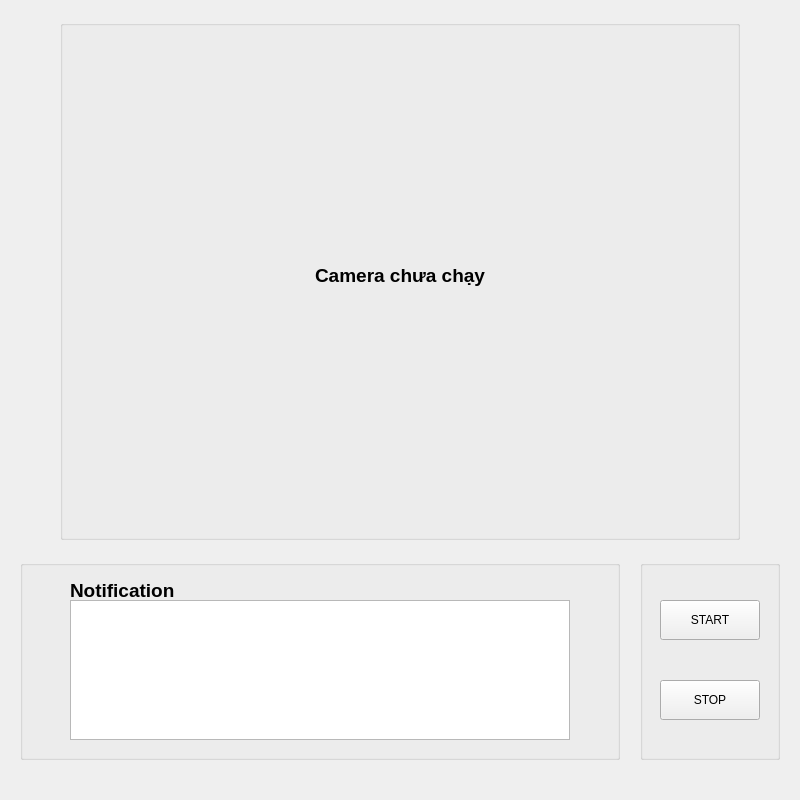
Before: the Qt Designer form UI/mainui.ui in truongvu1866/Tu_duy_cong_nghe, drawn with Qt 5.
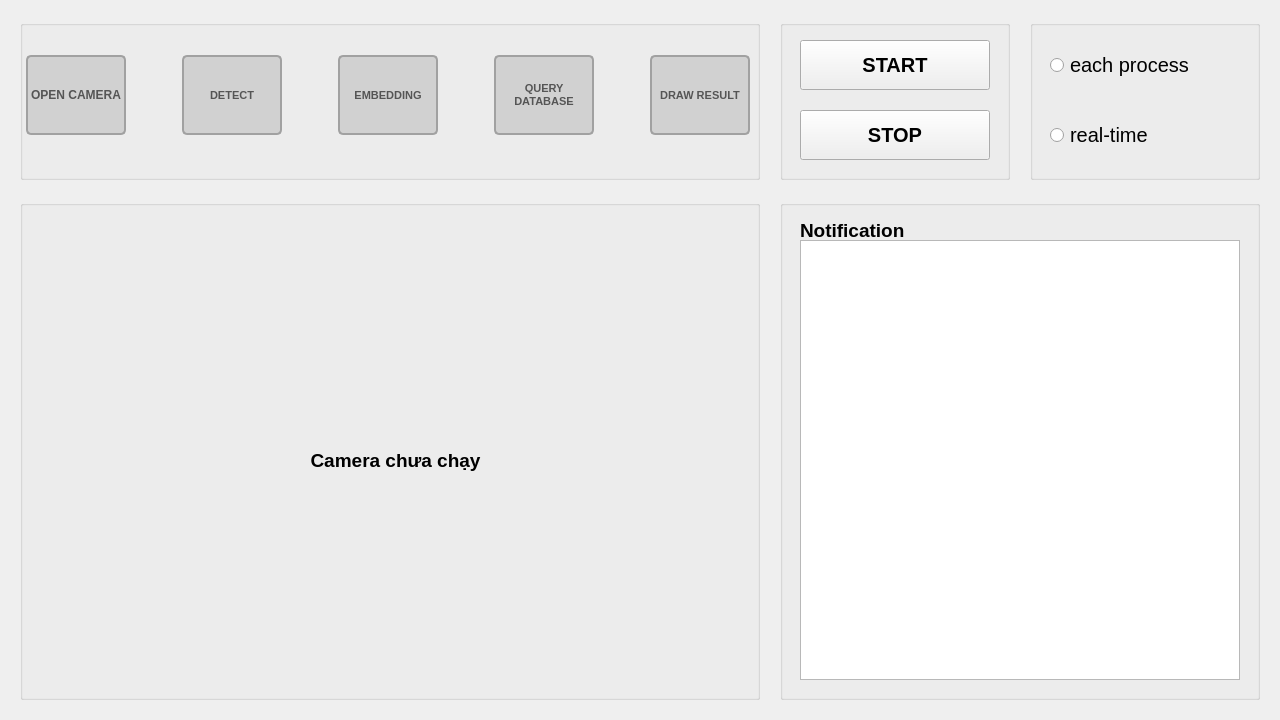
After: the same form once the commit is applied.

```diff
--- a/UI/mainui.ui
+++ b/UI/mainui.ui
@@ -9,14 +9,14 @@
    <rect>
     <x>0</x>
     <y>0</y>
-    <width>800</width>
-    <height>800</height>
+    <width>1280</width>
+    <height>720</height>
    </rect>
   </property>
   <property name="maximumSize">
    <size>
-    <width>800</width>
-    <height>800</height>
+    <width>1280</width>
+    <height>720</height>
    </size>
   </property>
   <property name="windowTitle">
@@ -25,16 +25,16 @@
   <widget class="QGroupBox" name="notegroup">
    <property name="geometry">
     <rect>
-     <x>20</x>
-     <y>560</y>
-     <width>600</width>
-     <height>200</height>
+     <x>780</x>
+     <y>200</y>
+     <width>480</width>
+     <height>500</height>
     </rect>
    </property>
    <property name="maximumSize">
     <size>
-     <width>600</width>
-     <height>200</height>
+     <width>480</width>
+     <height>500</height>
     </size>
    </property>
    <property name="title">
@@ -43,7 +43,7 @@
    <widget class="QLabel" name="Notelable">
     <property name="geometry">
      <rect>
-      <x>50</x>
+      <x>20</x>
       <y>20</y>
       <width>200</width>
       <height>20</height>
@@ -63,16 +63,16 @@
    <widget class="QTextBrowser" name="Notext">
     <property name="geometry">
      <rect>
-      <x>50</x>
+      <x>20</x>
       <y>40</y>
-      <width>500</width>
-      <height>140</height>
+      <width>440</width>
+      <height>440</height>
      </rect>
     </property>
     <property name="maximumSize">
      <size>
       <width>500</width>
-      <height>200</height>
+      <height>1000</height>
      </size>
     </property>
    </widget>
@@ -80,58 +80,67 @@
   <widget class="QGroupBox" name="Cameragroup">
    <property name="geometry">
     <rect>
-     <x>60</x>
-     <y>20</y>
-     <width>680</width>
-     <height>520</height>
+     <x>20</x>
+     <y>200</y>
+     <width>740</width>
+     <height>500</height>
     </rect>
    </property>
    <property name="maximumSize">
     <size>
-     <width>680</width>
-     <height>520</height>
+     <width>740</width>
+     <height>500</height>
     </size>
    </property>
    <property name="title">
     <string/>
    </property>
-   <widget class="QLabel" name="label">
+   <widget class="QWidget" name="verticalLayoutWidget">
     <property name="geometry">
      <rect>
-      <x>40</x>
-      <y>230</y>
-      <width>600</width>
-      <height>50</height>
+      <x>0</x>
+      <y>0</y>
+      <width>751</width>
+      <height>521</height>
      </rect>
     </property>
-    <property name="font">
-     <font>
-      <pointsize>14</pointsize>
-      <weight>75</weight>
-      <bold>true</bold>
-     </font>
-    </property>
-    <property name="text">
-     <string>Camera chưa chạy</string>
-    </property>
-    <property name="alignment">
-     <set>Qt::AlignCenter</set>
-    </property>
+    <layout class="QVBoxLayout" name="camera_layout">
+     <property name="spacing">
+      <number>0</number>
+     </property>
+     <item>
+      <widget class="QLabel" name="video_label">
+       <property name="font">
+        <font>
+         <pointsize>14</pointsize>
+         <weight>75</weight>
+         <bold>true</bold>
+        </font>
+       </property>
+       <property name="text">
+        <string>Camera chưa chạy</string>
+       </property>
+       <property name="alignment">
+        <set>Qt::AlignCenter</set>
+       </property>
+      </widget>
+     </item>
+    </layout>
    </widget>
   </widget>
   <widget class="QGroupBox" name="Buttongroup">
    <property name="geometry">
     <rect>
-     <x>640</x>
-     <y>560</y>
-     <width>140</width>
-     <height>200</height>
+     <x>780</x>
+     <y>20</y>
+     <width>230</width>
+     <height>160</height>
     </rect>
    </property>
    <property name="maximumSize">
     <size>
-     <width>140</width>
-     <height>200</height>
+     <width>1000</width>
+     <height>160</height>
     </size>
    </property>
    <property name="title">
@@ -141,17 +150,24 @@
     <property name="geometry">
      <rect>
       <x>20</x>
-      <y>40</y>
-      <width>100</width>
-      <height>40</height>
+      <y>20</y>
+      <width>190</width>
+      <height>50</height>
      </rect>
     </property>
     <property name="maximumSize">
      <size>
-      <width>100</width>
-      <height>40</height>
+      <width>190</width>
+      <height>50</height>
      </size>
     </property>
+    <property name="font">
+     <font>
+      <pointsize>15</pointsize>
+      <weight>75</weight>
+      <bold>true</bold>
+     </font>
+    </property>
     <property name="text">
      <string>START</string>
     </property>
@@ -160,16 +176,286 @@
     <property name="geometry">
      <rect>
       <x>20</x>
-      <y>120</y>
-      <width>100</width>
-      <height>40</height>
+      <y>90</y>
+      <width>190</width>
+      <height>50</height>
      </rect>
     </property>
+    <property name="font">
+     <font>
+      <pointsize>15</pointsize>
+      <weight>75</weight>
+      <bold>true</bold>
+     </font>
+    </property>
     <property name="text">
      <string>STOP</string>
     </property>
    </widget>
   </widget>
+  <widget class="QGroupBox" name="ProcessBarGroup">
+   <property name="geometry">
+    <rect>
+     <x>20</x>
+     <y>20</y>
+     <width>740</width>
+     <height>160</height>
+    </rect>
+   </property>
+   <property name="title">
+    <string/>
+   </property>
+   <widget class="QWidget" name="horizontalLayoutWidget">
+    <property name="geometry">
+     <rect>
+      <x>0</x>
+      <y>30</y>
+      <width>741</width>
+      <height>91</height>
+     </rect>
+    </property>
+    <layout class="QHBoxLayout" name="process_layout">
+     <property name="spacing">
+      <number>50</number>
+     </property>
+     <property name="sizeConstraint">
+      <enum>QLayout::SetDefaultConstraint</enum>
+     </property>
+     <property name="leftMargin">
+      <number>0</number>
+     </property>
+     <item>
+      <widget class="QLabel" name="OpenCam">
+       <property name="maximumSize">
+        <size>
+         <width>100</width>
+         <height>80</height>
+        </size>
+       </property>
+       <property name="font">
+        <font>
+         <weight>75</weight>
+         <bold>true</bold>
+        </font>
+       </property>
+       <property name="styleSheet">
+        <string notr="true">QLabel {
+    background-color: #d1d1d1; /* Màu xám */
+    border: 2px solid #a1a1a1;
+    border-radius: 5px; /* Bo góc nhẹ */
+    color: #555555;
+    font-weight: bold;
+}</string>
+       </property>
+       <property name="text">
+        <string>OPEN CAMERA</string>
+       </property>
+       <property name="alignment">
+        <set>Qt::AlignCenter</set>
+       </property>
+       <property name="wordWrap">
+        <bool>true</bool>
+       </property>
+      </widget>
+     </item>
+     <item>
+      <widget class="QLabel" name="Detect">
+       <property name="maximumSize">
+        <size>
+         <width>100</width>
+         <height>80</height>
+        </size>
+       </property>
+       <property name="font">
+        <font>
+         <pointsize>8</pointsize>
+         <weight>75</weight>
+         <bold>true</bold>
+        </font>
+       </property>
+       <property name="styleSheet">
+        <string notr="true">QLabel {
+    background-color: #d1d1d1; /* Màu xám */
+    border: 2px solid #a1a1a1;
+    border-radius: 5px; /* Bo góc nhẹ */
+    color: #555555;
+    font-weight: bold;
+}</string>
+       </property>
+       <property name="text">
+        <string>DETECT</string>
+       </property>
+       <property name="alignment">
+        <set>Qt::AlignCenter</set>
+       </property>
+       <property name="wordWrap">
+        <bool>true</bool>
+       </property>
+      </widget>
+     </item>
+     <item>
+      <widget class="QLabel" name="Embedding">
+       <property name="maximumSize">
+        <size>
+         <width>100</width>
+         <height>80</height>
+        </size>
+       </property>
+       <property name="font">
+        <font>
+         <pointsize>8</pointsize>
+         <weight>75</weight>
+         <bold>true</bold>
+        </font>
+       </property>
+       <property name="styleSheet">
+        <string notr="true">QLabel {
+    background-color: #d1d1d1; /* Màu xám */
+    border: 2px solid #a1a1a1;
+    border-radius: 5px; /* Bo góc nhẹ */
+    color: #555555;
+    font-weight: bold;
+}</string>
+       </property>
+       <property name="text">
+        <string>EMBEDDING</string>
+       </property>
+       <property name="alignment">
+        <set>Qt::AlignCenter</set>
+       </property>
+       <property name="wordWrap">
+        <bool>true</bool>
+       </property>
+      </widget>
+     </item>
+     <item>
+      <widget class="QLabel" name="Query">
+       <property name="maximumSize">
+        <size>
+         <width>100</width>
+         <height>80</height>
+        </size>
+       </property>
+       <property name="font">
+        <font>
+         <pointsize>8</pointsize>
+         <weight>75</weight>
+         <bold>true</bold>
+        </font>
+       </property>
+       <property name="styleSheet">
+        <string notr="true">QLabel {
+    background-color: #d1d1d1; /* Màu xám */
+    border: 2px solid #a1a1a1;
+    border-radius: 5px; /* Bo góc nhẹ */
+    color: #555555;
+    font-weight: bold;
+}</string>
+       </property>
+       <property name="text">
+        <string>QUERY DATABASE</string>
+       </property>
+       <property name="alignment">
+        <set>Qt::AlignCenter</set>
+       </property>
+       <property name="wordWrap">
+        <bool>true</bool>
+       </property>
+      </widget>
+     </item>
+     <item>
+      <widget class="QLabel" name="Draw">
+       <property name="maximumSize">
+        <size>
+         <width>100</width>
+         <height>80</height>
+        </size>
+       </property>
+       <property name="font">
+        <font>
+         <pointsize>8</pointsize>
+         <weight>75</weight>
+         <bold>true</bold>
+        </font>
+       </property>
+       <property name="styleSheet">
+        <string notr="true">QLabel {
+    background-color: #d1d1d1; /* Màu xám */
+    border: 2px solid #a1a1a1;
+    border-radius: 5px; /* Bo góc nhẹ */
+    color: #555555;
+    font-weight: bold;
+}</string>
+       </property>
+       <property name="text">
+        <string>DRAW RESULT</string>
+       </property>
+       <property name="alignment">
+        <set>Qt::AlignCenter</set>
+       </property>
+       <property name="wordWrap">
+        <bool>true</bool>
+       </property>
+      </widget>
+     </item>
+    </layout>
+   </widget>
+  </widget>
+  <widget class="QGroupBox" name="SelectGroup">
+   <property name="geometry">
+    <rect>
+     <x>1030</x>
+     <y>20</y>
+     <width>230</width>
+     <height>160</height>
+    </rect>
+   </property>
+   <property name="title">
+    <string/>
+   </property>
+   <widget class="QRadioButton" name="radio2">
+    <property name="geometry">
+     <rect>
+      <x>20</x>
+      <y>90</y>
+      <width>190</width>
+      <height>50</height>
+     </rect>
+    </property>
+    <property name="font">
+     <font>
+      <pointsize>15</pointsize>
+     </font>
+    </property>
+    <property name="text">
+     <string>real-time</string>
+    </property>
+    <attribute name="buttonGroup">
+     <string notr="true">buttonGroup</string>
+    </attribute>
+   </widget>
+   <widget class="QRadioButton" name="radio1">
+    <property name="geometry">
+     <rect>
+      <x>20</x>
+      <y>20</y>
+      <width>190</width>
+      <height>50</height>
+     </rect>
+    </property>
+    <property name="font">
+     <font>
+      <pointsize>15</pointsize>
+     </font>
+    </property>
+    <property name="text">
+     <string>each process</string>
+    </property>
+    <attribute name="buttonGroup">
+     <string notr="true">buttonGroup</string>
+    </attribute>
+   </widget>
+  </widget>
  </widget>
  <resources/>
  <connections/>
```
Left out of the diff: 5 changed lines with no effect on the pictures.
